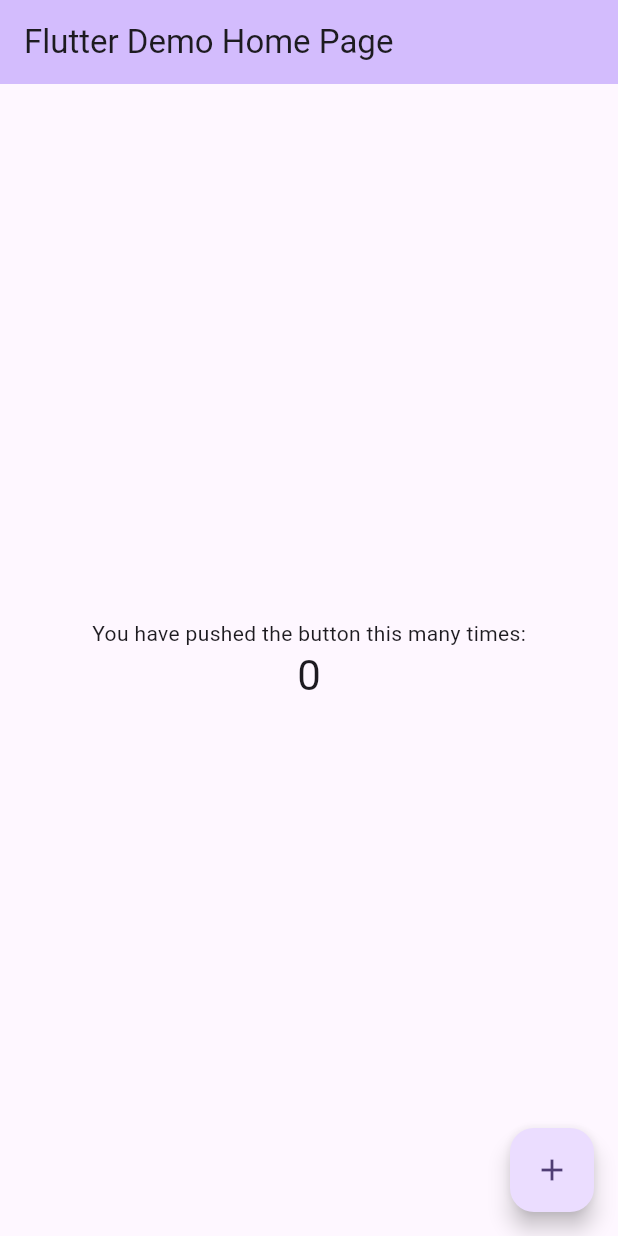
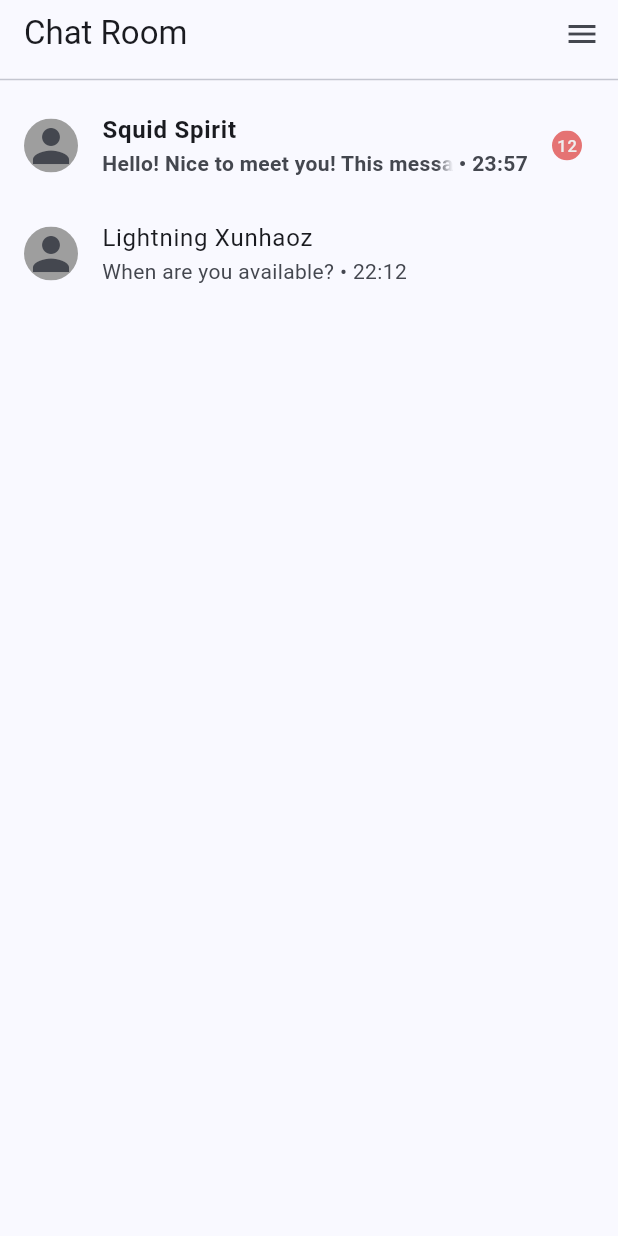
Before and after one commit to an920107/chat-app, a Flutter app: the screen it shows after launch, on a phone screen of 412 x 824 dp. Run offline on Flutter 3.47's test engine with Material 3 defaults, Android fonts, the phone set to English and light mode, and no system bars.

Commit message:
add: chat preview page (home page).

```diff
--- a/lib/main.dart
+++ b/lib/main.dart
@@ -1,125 +1,23 @@
+import 'package:chat_app/view/page/home_page.dart';
 import 'package:flutter/material.dart';
 
 void main() {
-  runApp(const MyApp());
+  runApp(const MainApp());
 }
 
-class MyApp extends StatelessWidget {
-  const MyApp({super.key});
+class MainApp extends StatelessWidget {
+  const MainApp({super.key});
 
-  // This widget is the root of your application.
   @override
   Widget build(BuildContext context) {
     return MaterialApp(
-      title: 'Flutter Demo',
+      debugShowCheckedModeBanner: false,
+      title: "Squid Chat",
       theme: ThemeData(
-        // This is the theme of your application.
-        //
-        // TRY THIS: Try running your application with "flutter run". You'll see
-        // the application has a purple toolbar. Then, without quitting the app,
-        // try changing the seedColor in the colorScheme below to Colors.green
-        // and then invoke "hot reload" (save your changes or press the "hot
-        // reload" button in a Flutter-supported IDE, or press "r" if you used
-        // the command line to start the app).
-        //
-        // Notice that the counter didn't reset back to zero; the application
-        // state is not lost during the reload. To reset the state, use hot
-        // restart instead.
-        //
-        // This works for code too, not just values: Most code changes can be
-        // tested with just a hot reload.
-        colorScheme: ColorScheme.fromSeed(seedColor: Colors.deepPurple),
+        colorScheme: ColorScheme.fromSeed(seedColor: Colors.blueAccent),
         useMaterial3: true,
       ),
-      home: const MyHomePage(title: 'Flutter Demo Home Page'),
+      home: const HomePage(),
     );
   }
 }
-
-class MyHomePage extends StatefulWidget {
-  const MyHomePage({super.key, required this.title});
-
-  // This widget is the home page of your application. It is stateful, meaning
-  // that it has a State object (defined below) that contains fields that affect
-  // how it looks.
-
-  // This class is the configuration for the state. It holds the values (in this
-  // case the title) provided by the parent (in this case the App widget) and
-  // used by the build method of the State. Fields in a Widget subclass are
-  // always marked "final".
-
-  final String title;
-
-  @override
-  State<MyHomePage> createState() => _MyHomePageState();
-}
-
-class _MyHomePageState extends State<MyHomePage> {
-  int _counter = 0;
-
-  void _incrementCounter() {
-    setState(() {
-      // This call to setState tells the Flutter framework that something has
-      // changed in this State, which causes it to rerun the build method below
-      // so that the display can reflect the updated values. If we changed
-      // _counter without calling setState(), then the build method would not be
-      // called again, and so nothing would appear to happen.
-      _counter++;
-    });
-  }
-
-  @override
-  Widget build(BuildContext context) {
-    // This method is rerun every time setState is called, for instance as done
-    // by the _incrementCounter method above.
-    //
-    // The Flutter framework has been optimized to make rerunning build methods
-    // fast, so that you can just rebuild anything that needs updating rather
-    // than having to individually change instances of widgets.
-    return Scaffold(
-      appBar: AppBar(
-        // TRY THIS: Try changing the color here to a specific color (to
-        // Colors.amber, perhaps?) and trigger a hot reload to see the AppBar
-        // change color while the other colors stay the same.
-        backgroundColor: Theme.of(context).colorScheme.inversePrimary,
-        // Here we take the value from the MyHomePage object that was created by
-        // the App.build method, and use it to set our appbar title.
-        title: Text(widget.title),
-      ),
-      body: Center(
-        // Center is a layout widget. It takes a single child and positions it
-        // in the middle of the parent.
-        child: Column(
-          // Column is also a layout widget. It takes a list of children and
-          // arranges them vertically. By default, it sizes itself to fit its
-          // children horizontally, and tries to be as tall as its parent.
-          //
-          // Column has various properties to control how it sizes itself and
-          // how it positions its children. Here we use mainAxisAlignment to
-          // center the children vertically; the main axis here is the vertical
-          // axis because Columns are vertical (the cross axis would be
-          // horizontal).
-          //
-          // TRY THIS: Invoke "debug painting" (choose the "Toggle Debug Paint"
-          // action in the IDE, or press "p" in the console), to see the
-          // wireframe for each widget.
-          mainAxisAlignment: MainAxisAlignment.center,
-          children: <Widget>[
-            const Text(
-              'You have pushed the button this many times:',
-            ),
-            Text(
-              '$_counter',
-              style: Theme.of(context).textTheme.headlineMedium,
-            ),
-          ],
-        ),
-      ),
-      floatingActionButton: FloatingActionButton(
-        onPressed: _incrementCounter,
-        tooltip: 'Increment',
-        child: const Icon(Icons.add),
-      ), // This trailing comma makes auto-formatting nicer for build methods.
-    );
-  }
-}
--- /dev/null
+++ b/lib/view/page/home_page.dart
@@ -0,0 +1,43 @@
+import 'package:chat_app/view/widget/chat_preview_tile.dart';
+import 'package:flutter/material.dart';
+
+class HomePage extends StatefulWidget {
+  const HomePage({super.key});
+
+  @override
+  State<HomePage> createState() => _HomePageState();
+}
+
+class _HomePageState extends State<HomePage> {
+  @override
+  Widget build(BuildContext context) {
+    return Scaffold(
+      appBar: AppBar(
+        title: const Text("Chat Room"),
+        automaticallyImplyLeading: false,
+        actions: [IconButton(onPressed: () {}, icon: const Icon(Icons.menu))],
+        bottom: const PreferredSize(
+          preferredSize: Size.fromHeight(5),
+          child: Divider(),
+        ),
+      ),
+      body: ListView(
+        children: [
+          ChatPreviewTile(
+            name: "Squid Spirit",
+            lastMessage:
+                "Hello! Nice to meet you! This message is very very long.",
+            lastTime: DateTime(2024, 4, 10, 23, 57),
+            unread: 12,
+          ),
+          ChatPreviewTile(
+            name: "Lightning Xunhaoz",
+            lastMessage: "When are you available?",
+            lastTime: DateTime(2024, 4, 10, 22, 12),
+            unread: 0,
+          ),
+        ],
+      ),
+    );
+  }
+}
--- /dev/null
+++ b/lib/view/widget/chat_preview_tile.dart
@@ -0,0 +1,71 @@
+import 'package:flutter/material.dart';
+import 'package:intl/intl.dart';
+
+class ChatPreviewTile extends StatelessWidget {
+  const ChatPreviewTile({
+    super.key,
+    required this.name,
+    required this.lastMessage,
+    required this.lastTime,
+    required this.unread,
+  });
+
+  final String name;
+  final String lastMessage;
+  final DateTime lastTime;
+  final int unread;
+
+  @override
+  Widget build(BuildContext context) {
+    return ListTile(
+      leading: ClipOval(
+        child: Container(
+          color: Colors.grey,
+          child: const Icon(
+            Icons.person,
+            size: 36,
+          ),
+        ),
+      ),
+      title: Text(
+        name,
+        style: unread > 0 ? const TextStyle(fontWeight: FontWeight.bold) : null,
+      ),
+      subtitle: Row(
+        children: [
+          Flexible(
+            child: Text(
+              lastMessage,
+              softWrap: false,
+              overflow: TextOverflow.fade,
+              style: unread > 0
+                  ? const TextStyle(fontWeight: FontWeight.bold)
+                  : null,
+            ),
+          ),
+          Text(
+            " • ${DateFormat(DateFormat.HOUR24_MINUTE).format(lastTime)}",
+            style: unread > 0
+                ? const TextStyle(fontWeight: FontWeight.bold)
+                : null,
+          ),
+        ],
+      ),
+      trailing: unread > 0
+          ? ClipOval(
+              child: Container(
+                width: 20,
+                height: 20,
+                color: Colors.red.shade300,
+                child: Center(
+                  child: Text(
+                    unread.toString(),
+                    style: TextStyle(color: Colors.grey.shade200),
+                  ),
+                ),
+              ),
+            )
+          : null,
+    );
+  }
+}
--- a/pubspec.yaml
+++ b/pubspec.yaml
@@ -35,6 +35,7 @@ dependencies:
   # The following adds the Cupertino Icons font to your application.
   # Use with the CupertinoIcons class for iOS style icons.
   cupertino_icons: ^1.0.6
+  intl: ^0.19.0
 
 dev_dependencies:
   flutter_test:
```
Also changed, not shown: pubspec.lock, 2 other files.
